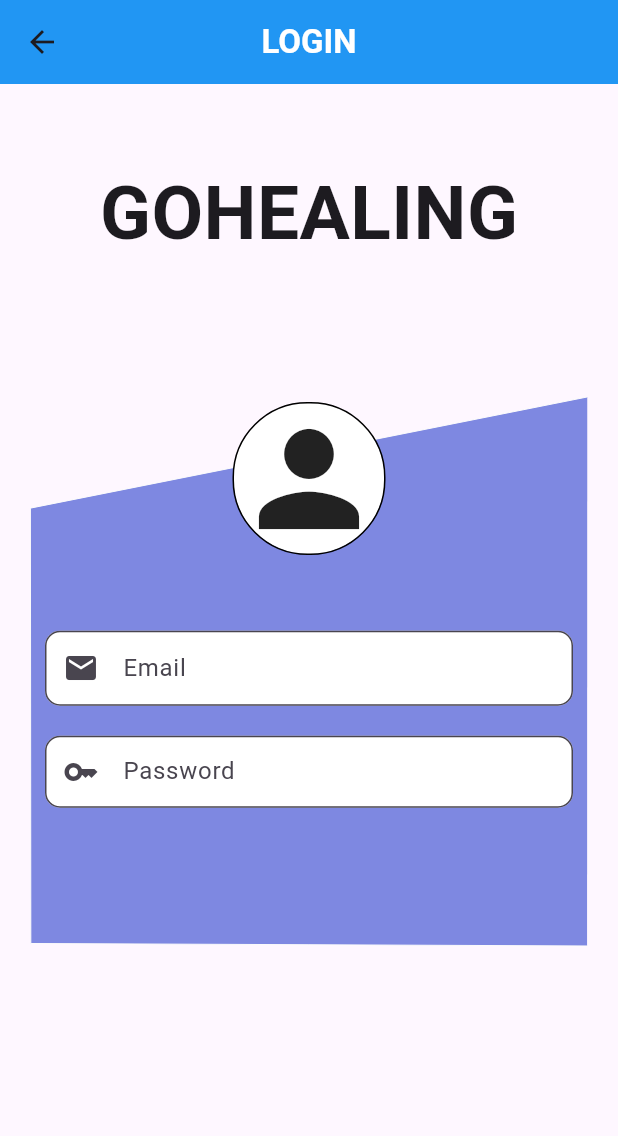
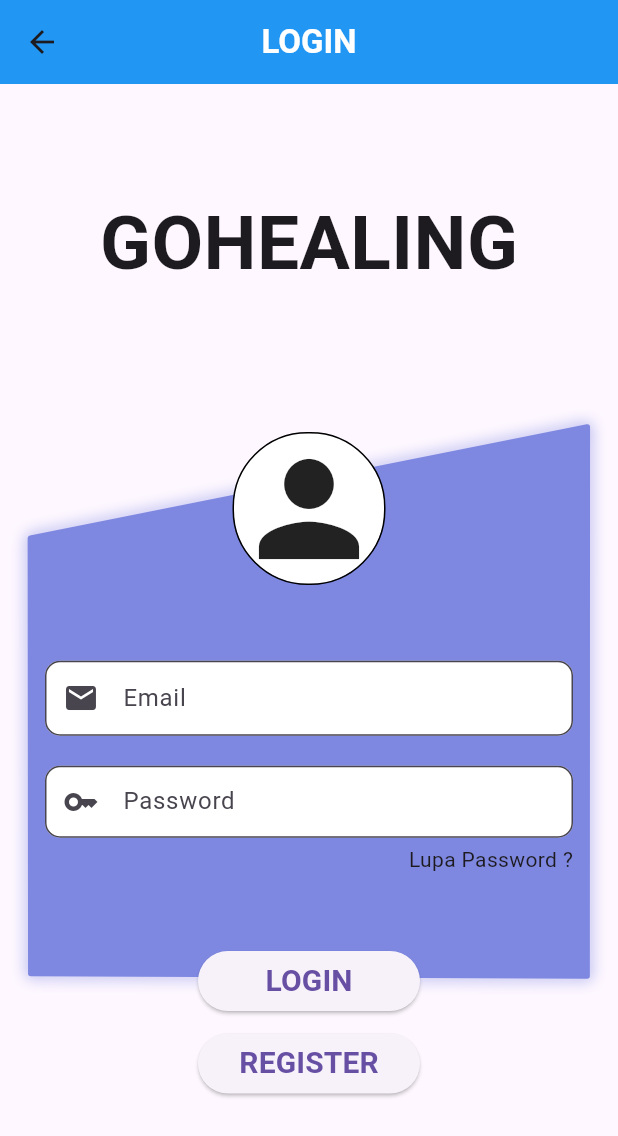
Before and after one commit to rhyssh/GoHealing1, a Flutter app: the LoginPage screen opened directly, on a phone screen of 412 x 824 dp. Shown: the top 1136 px of the screen. Run offline on Flutter 3.47's test engine with Material 3 defaults, Android fonts, the light colour scheme and no system bars; our stand-ins replace cloud_firestore, convex_bottom_bar, firebase_core, google_fonts; accounts and stored records are empty.

Commit message:
add on login feature

```diff
--- a/lib/User/pages/LoginPage/LoginPage.dart
+++ b/lib/User/pages/LoginPage/LoginPage.dart
@@ -30,6 +30,9 @@ class _LoginPageState extends State<LoginPage> {
             padding: const EdgeInsets.all(20),
             child: Column(
               children: [
+                SizedBox(
+                  height: 20,
+                ),
                 Container(
                   padding: EdgeInsets.only(top: 30),
                   child: Text(
@@ -119,6 +122,55 @@ class _LoginPageState extends State<LoginPage> {
                         ),
                       ],
                     ),
+                    Positioned(
+                      right: 10,
+                      bottom: 180,
+                      child: InkWell(
+                        onTap: () {
+                          print('lupa password saya mas..ehehe');
+                        },
+                        splashColor: Colors.red,
+                        child: Container(child: Text('Lupa Password ?')),
+                      ),
+                    ),
+                    Positioned(
+                      bottom: 30,
+                      child: Column(
+                        children: [
+                          ElevatedButton(
+                            onPressed: () {},
+                            child: Container(
+                              width: 100,
+                              height: 30,
+                              child: Center(
+                                  child: Text(
+                                'LOGIN',
+                                style: TextStyle(
+                                    fontWeight: FontWeight.bold, fontSize: 20),
+                              )),
+                            ),
+                          ),
+                          SizedBox(
+                            height: 7,
+                          ),
+                          ElevatedButton(
+                            onPressed: () {},
+                            child: Container(
+                              width: 100,
+                              height: 30,
+                              child: Center(
+                                child: Text(
+                                  'REGISTER',
+                                  style: TextStyle(
+                                      fontWeight: FontWeight.bold,
+                                      fontSize: 20),
+                                ),
+                              ),
+                            ),
+                          ),
+                        ],
+                      ),
+                    )
                   ],
                 ),
               ],
--- a/lib/User/pages/ProfilePage/ProfilePage.dart
+++ b/lib/User/pages/ProfilePage/ProfilePage.dart
@@ -14,7 +14,7 @@ class _ProfilePageState extends State<ProfilePage> {
   int currIndex = 4;
 
   @override
-   List<Widget> widgets = [
+  List<Widget> widgets = [
     Center(
       child: Text("Menu Souvenir"),
     ),
```
Also changed, not shown: lib/User/widgets/shapeOfLogin.dart (+23 -7 lines), 1 other file.
